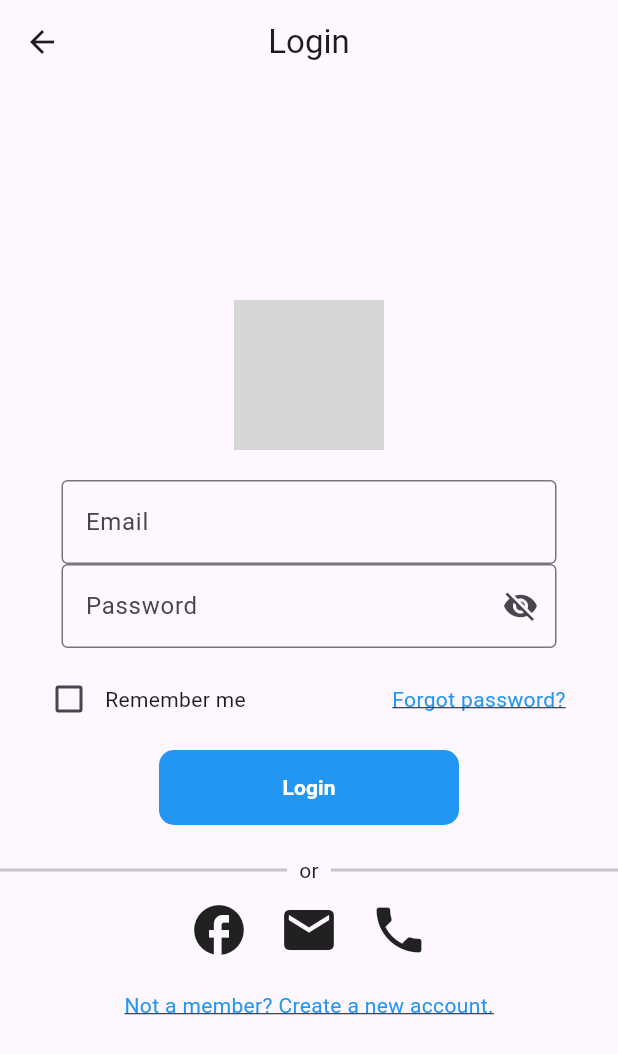
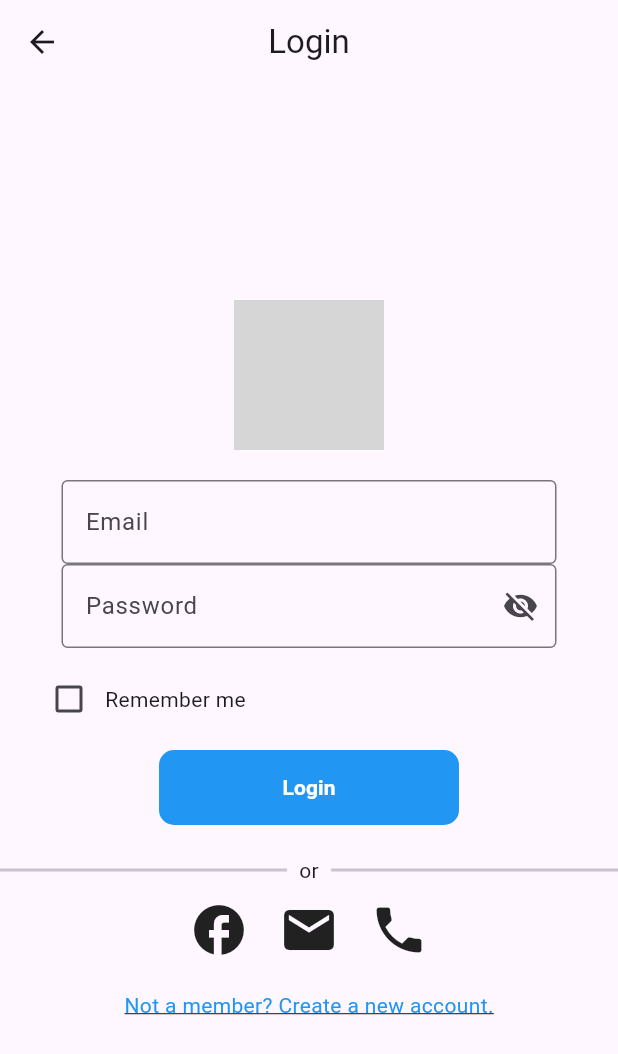
Before and after one commit to wlong0711/AD_Project_RecycleGO, a Flutter app: the screen it shows after launch, after a tap on "Login", on a phone screen of 412 x 824 dp. Shown: the top 1054 px of the screen. Run offline on Flutter 3.47's test engine with Material 3 defaults, Android fonts, the light colour scheme and no system bars; our stand-ins replace carousel_slider, cloud_firestore, firebase_auth, firebase_core, firebase_database, firebase_storage and 7 more; missing offline and left inert: qr_code_scanner; accounts and stored records are empty; network calls fail; grey boxes are pictures that could not be loaded.

Commit message:
with Wlong

```diff
--- a/lib/Shared Pages/StartUp Pages/login.dart
+++ b/lib/Shared Pages/StartUp Pages/login.dart
@@ -205,9 +205,8 @@ class _LoginPageState extends State<LoginPage> {
           ),
 
           const SizedBox(height: 10),
-          Row(
-            mainAxisAlignment: MainAxisAlignment.spaceBetween,
-            children: [
+
+          // Remember Me Widget
           RememberMeWidget(
             usernameController: _usernameController,
             passwordController: _passwordController,
@@ -216,9 +215,6 @@ class _LoginPageState extends State<LoginPage> {
                 _rememberMe = value;
               });
             },
-              ),
-              _buildForgotPasswordLink(),
-            ],
           ),
 
           const SizedBox(height: 10),
@@ -268,6 +264,7 @@ class _LoginPageState extends State<LoginPage> {
           ),
 
           const SizedBox(height: 10),
+
           // Other Login Methods
           _buildOtherLoginMethods(),
 
```
Also changed, not shown: pubspec.lock. Lines whose indentation alone changed are shown as unchanged.
